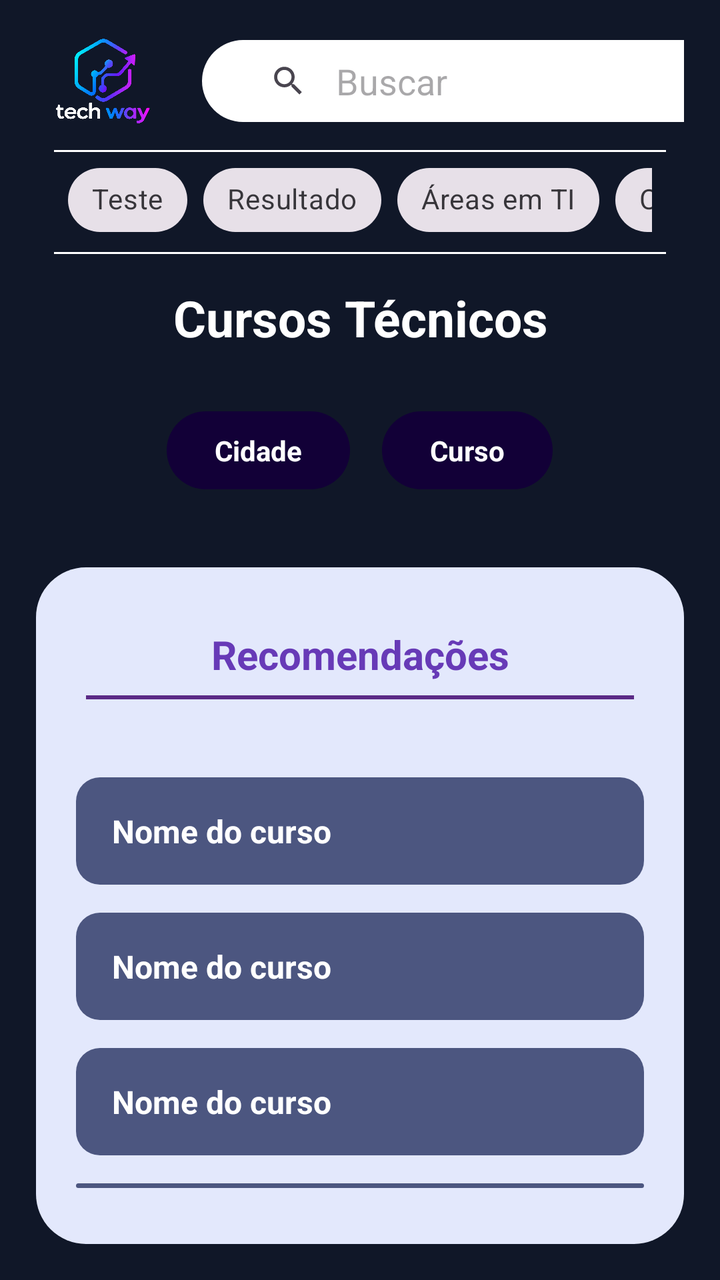
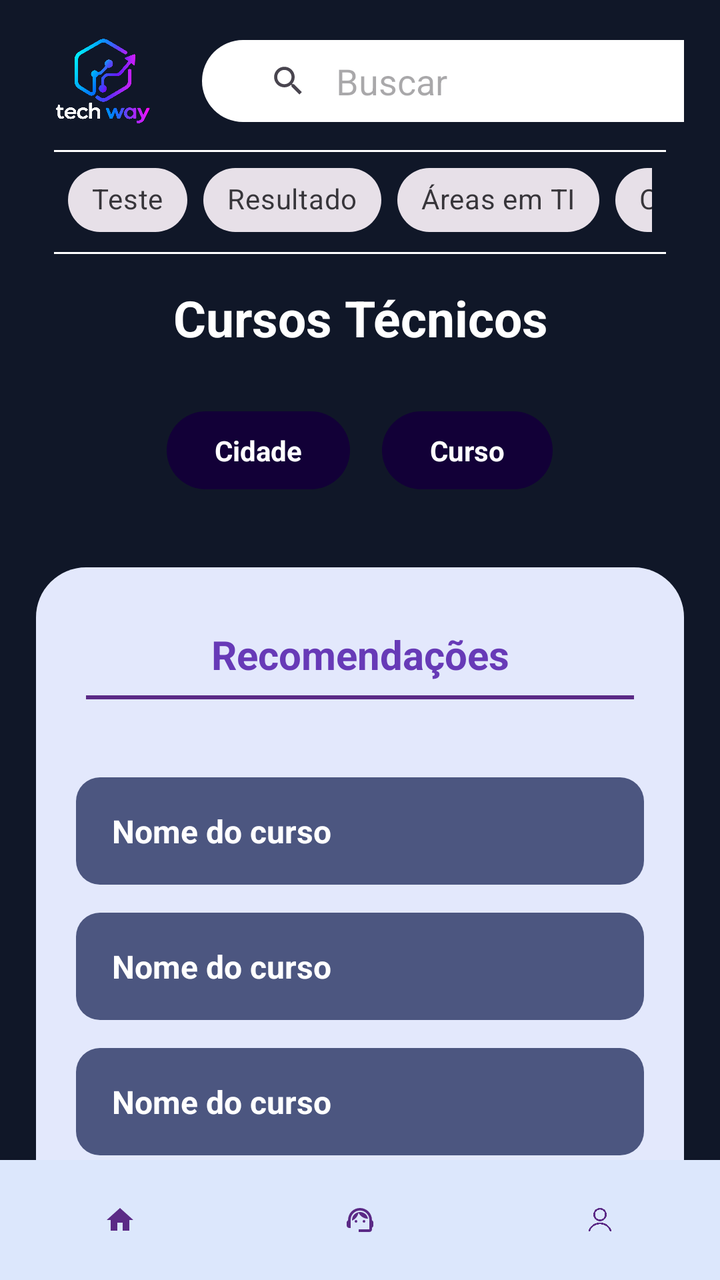

Screens rendered from an Android XML layout before and after an edit, with the pre-edit source and the edit as a unified diff.
<!-- AndroidManifest.xml: application theme Theme.TechWayTCC -->
<!-- res/layout/activity_curso_tecnico.xml -->
<?xml version="1.0" encoding="utf-8"?>
<androidx.constraintlayout.widget.ConstraintLayout xmlns:android="http://schemas.android.com/apk/res/android"
    xmlns:app="http://schemas.android.com/apk/res-auto"
    android:layout_width="match_parent"
    android:layout_height="match_parent"
    android:background="#101728"
    android:padding="18dp"
    android:orientation="vertical">

    <LinearLayout
        android:layout_width="match_parent"
        android:layout_height="match_parent"
        android:orientation="vertical"
        android:gravity="center_vertical">

        <LinearLayout
                android:layout_width="match_parent"
                android:layout_height="wrap_content"
                android:gravity="center_vertical"
                android:orientation="horizontal">

                <LinearLayout
                    android:layout_width="49dp"
                    android:layout_height="45dp"
                    android:padding="11dp"
                    android:orientation="horizontal"
                    android:layout_marginStart="9dp"
                    android:background="@drawable/logo">
                </LinearLayout>

                <LinearLayout
                    android:id="@+id/conteiner_Barra2"
                    android:layout_width="match_parent"
                    android:layout_height="41dp"
                    android:layout_marginLeft="25dp"
                    android:orientation="horizontal">
                    <androidx.appcompat.widget.SearchView

                        android:id="@+id/barra_pesquisa2"
                        android:layout_width="280dp"
                        android:layout_height="wrap_content"
                        android:background="@drawable/barra_arredondada"
                        android:gravity="center"
                        android:padding="11dp"
                        app:iconifiedByDefault="false"
                        app:queryBackground="@null"
                        app:queryHint="Buscar" />

                </LinearLayout>

            </LinearLayout>

            <View
            android:layout_width="match_parent"
            android:layout_height="1dp"
            android:layout_marginTop="12dp"
            android:layout_marginStart="9dp"
            android:layout_marginEnd="9dp"
            android:background="#FFFFFF" />

            <LinearLayout
                android:layout_width="match_parent"
                android:layout_height="wrap_content"
                android:gravity="center_vertical"
                android:orientation="horizontal">

                <HorizontalScrollView
                    android:layout_width="match_parent"
                    android:layout_height="wrap_content"
                    android:scrollbars="none"
                    android:paddingStart="16dp"
                    android:paddingEnd="16dp">

                    <com.google.android.material.chip.ChipGroup
                        android:layout_width="wrap_content"
                        android:layout_height="wrap_content"
                        android:orientation="horizontal">

                        <com.google.android.material.chip.Chip
                            android:id="@+id/chipTeste"
                            style="@style/Widget.MaterialComponents.Chip.Choice"
                            android:layout_width="wrap_content"
                            android:layout_height="wrap_content"
                            android:text="Teste" />

                        <com.google.android.material.chip.Chip
                            android:id="@+id/chipResultado"
                            style="@style/Widget.MaterialComponents.Chip.Choice"
                            android:layout_width="wrap_content"
                            android:layout_height="wrap_content"
                            android:text="Resultado" />

                        <com.google.android.material.chip.Chip
                            android:id="@+id/chipAreas"
                            style="@style/Widget.MaterialComponents.Chip.Choice"
                            android:layout_width="wrap_content"
                            android:layout_height="wrap_content"
                            android:text="Áreas em TI" />

                        <com.google.android.material.chip.Chip
                            android:id="@+id/chipCursos"
                            style="@style/Widget.MaterialComponents.Chip.Choice"
                            android:layout_width="wrap_content"
                            android:layout_height="wrap_content"
                            android:text="Cursos" />

                    </com.google.android.material.chip.ChipGroup>
                </HorizontalScrollView>

            </LinearLayout>

            <View
                android:layout_width="match_parent"
                android:layout_height="1dp"
                android:layout_marginTop="2dp"
                android:layout_marginStart="9dp"
                android:layout_marginEnd="9dp"
                android:background="#FFFFFF" />

            <TextView
                android:layout_width="wrap_content"
                android:layout_height="wrap_content"
                android:layout_margin="15dp"
                android:layout_gravity="center"
                android:text="Cursos Técnicos"
                android:gravity="center"
                android:textStyle="bold"
                android:textColor="@color/white"
                android:textSize="25sp"/>

            <LinearLayout
                android:layout_width="match_parent"
                android:layout_height="wrap_content"
                android:layout_margin="15dp"
                android:gravity="center"
                android:orientation="horizontal">

                <TextView
                    android:id="@+id/filtroCidade"
                    android:layout_width="wrap_content"
                    android:layout_height="wrap_content"
                    android:layout_marginEnd="16dp"
                    android:background="@drawable/bg_pill_filtro"
                    android:paddingStart="24dp"
                    android:paddingTop="10dp"
                    android:paddingEnd="24dp"
                    android:paddingBottom="10dp"
                    android:text="Cidade"
                    android:textColor="#FFFFFF"
                    android:textSize="14sp"
                    android:textStyle="bold" />

                <TextView
                    android:id="@+id/filtroCurso"
                    android:layout_width="wrap_content"
                    android:layout_height="wrap_content"
                    android:background="@drawable/bg_pill_filtro"
                    android:paddingStart="24dp"
                    android:paddingTop="10dp"
                    android:paddingEnd="24dp"
                    android:paddingBottom="10dp"
                    android:text="Curso"
                    android:textColor="#FFFFFF"
                    android:textSize="14sp"
                    android:textStyle="bold" />

            </LinearLayout>

        <LinearLayout
                android:layout_width="match_parent"
                android:layout_height="wrap_content"
                android:layout_marginTop="24dp"
                android:background="@drawable/fundo_arredondado"
                android:orientation="vertical"
                android:paddingStart="20dp"
                android:paddingTop="28dp"
                android:paddingEnd="20dp"
                android:paddingBottom="28dp">

                <TextView
                    android:layout_width="match_parent"
                    android:layout_height="wrap_content"
                    android:gravity="center"
                    android:text="Recomendações"
                    android:textColor="#673AB7"
                    android:textSize="20sp"
                    android:textStyle="bold"
                    android:layout_margin="2dp"/>

            <View
                android:layout_width="match_parent"
                android:layout_height="2dp"
                android:layout_marginTop="10dp"
                android:layout_marginBottom="12dp"
                android:background="#5B2A86"
                android:layout_margin="5dp"/>


                <LinearLayout
                    android:id="@+id/listaCursos"
                    android:layout_width="match_parent"
                    android:layout_height="wrap_content"
                    android:layout_marginTop="20dp"
                    android:orientation="vertical">

                    <TextView
                        android:id="@+id/curso1"
                        style="@style/BotaoCurso"
                        android:text="Nome do curso"
                        android:textStyle="bold"
                        android:textSize="16sp"/>

                    <TextView
                        android:id="@+id/curso2"
                        style="@style/BotaoCurso"
                        android:text="Nome do curso"
                        android:textStyle="bold"
                        android:textSize="16sp"/>

                    <TextView
                        android:id="@+id/curso3"
                        style="@style/BotaoCurso"
                        android:text="Nome do curso"
                        android:textStyle="bold"
                        android:textSize="16sp"/>

                    <TextView
                        android:id="@+id/curso4"
                        style="@style/BotaoCurso"
                        android:text="Nome do curso"
                        android:textStyle="bold"
                        android:textSize="16sp"/>

                    <TextView
                        android:id="@+id/curso5"
                        style="@style/BotaoCurso"
                        android:text="Nome do curso"
                        android:textStyle="bold"
                        android:textSize="16sp"/>

                    <TextView
                        android:id="@+id/curso6"
                        style="@style/BotaoCurso"
                        android:text="Nome do curso"
                        android:textStyle="bold"
                        android:textSize="16sp"/>

                </LinearLayout>

            </LinearLayout>

    </LinearLayout>

</androidx.constraintlayout.widget.ConstraintLayout>
<!-- resources referenced by this layout -->
<resources>
  <color name="white">#FFFFFFFF</color>
  <!-- drawable barra_arredondada (drawable) -->
  <?xml version="1.0" encoding="utf-8"?>
  <shape xmlns:android="http://schemas.android.com/apk/res/android"
      android:shape="rectangle">
  
      <solid android:color="@color/white"/>
      <corners android:radius="22dp"/>
  
  
  </shape>
  <!-- drawable bg_pill_filtro (drawable) -->
  <?xml version="1.0" encoding="utf-8"?>
  <shape xmlns:android="http://schemas.android.com/apk/res/android"
      android:shape="rectangle">
      <solid android:color="#120037" />
      <corners android:radius="24dp" />
  </shape>
  <!-- drawable fundo_arredondado (drawable) -->
  <shape
  
      xmlns:android="http://schemas.android.com/apk/res/android"
  
      android:shape="rectangle">
  
      <solid android:color="#E3E8FC"/>
  
      <corners android:radius="25dp"/>
  
  </shape>
  <!-- drawable logo: png bitmap (drawable, 471142 bytes) -->
  <style name="BotaoCurso">
          <item name="android:layout_width">match_parent</item>
          <item name="android:layout_height">wrap_content</item>
          <item name="android:layout_marginTop">14dp</item>
          <item name="android:background">@drawable/bg_button_curso</item>
          <item name="android:paddingStart">18dp</item>
          <item name="android:paddingTop">16dp</item>
          <item name="android:paddingEnd">10dp</item>
          <item name="android:paddingBottom">16dp</item>
          <item name="android:textColor">#FFFFFF</item>
          <item name="android:textSize">15sp</item>
          <item name="android:clickable">true</item>
          <item name="android:focusable">true</item>
      </style>
  <style name="Theme.TechWayTCC" parent="Base.Theme.TechWayTCC" />
  <!-- drawable bg_button_curso (drawable) -->
  <?xml version="1.0" encoding="utf-8"?>
  <shape xmlns:android="http://schemas.android.com/apk/res/android"
      android:shape="rectangle">
      <solid android:color="#4C5680" />
      <corners android:radius="12dp" />
  </shape>
  <style name="Base.Theme.TechWayTCC" parent="Theme.Material3.DayNight.NoActionBar">
          
          
      </style>
</resources>

<!-- the commit's change to res/layout/activity_curso_tecnico.xml (unified diff, before → after) -->
@@ -1,11 +1,17 @@
 <?xml version="1.0" encoding="utf-8"?>
-<androidx.constraintlayout.widget.ConstraintLayout xmlns:android="http://schemas.android.com/apk/res/android"
+<androidx.constraintlayout.widget.ConstraintLayout
+    xmlns:android="http://schemas.android.com/apk/res/android"
     xmlns:app="http://schemas.android.com/apk/res-auto"
     android:layout_width="match_parent"
     android:layout_height="match_parent"
     android:background="#101728"
-    android:padding="18dp"
     android:orientation="vertical">
+
+    <LinearLayout
+        android:layout_width="match_parent"
+        android:layout_height="wrap_content"
+        android:orientation="vertical"
+        android:padding="18dp">
 
     <LinearLayout
         android:layout_width="match_parent"
@@ -57,6 +63,7 @@
             android:layout_marginStart="9dp"
             android:layout_marginEnd="9dp"
             android:background="#FFFFFF" />
+
 
             <LinearLayout
                 android:layout_width="match_parent"
@@ -251,4 +258,64 @@
 
     </LinearLayout>
 
+    </LinearLayout>
+
+    <include
+        android:id="@+id/bottomNavigation"
+        layout="@layout/menu"
+        android:layout_width="match_parent"
+        android:layout_height="60dp"
+        app:layout_constraintBottom_toBottomOf="parent"
+        app:layout_constraintStart_toStartOf="parent"
+        app:layout_constraintEnd_toEndOf="parent"/>
+
+
 </androidx.constraintlayout.widget.ConstraintLayout>
+<!-- res/layout/menu.xml (included above) -->
+<?xml version="1.0" encoding="utf-8"?>
+<LinearLayout
+    xmlns:android="http://schemas.android.com/apk/res/android"
+    android:layout_width="match_parent"
+    android:layout_height="70dp"
+    android:orientation="horizontal"
+    android:gravity="center"
+    android:background="#DCE7FC"
+    >
+
+    <ImageButton
+        android:id="@+id/navHome"
+        android:layout_width="0dp"
+        android:layout_height="match_parent"
+        android:layout_weight="1"
+        android:src="@drawable/ic_home"
+        android:background="?attr/selectableItemBackgroundBorderless"
+        android:padding="22dp"
+        android:scaleType="fitCenter"
+        android:tint="#5B2A86"
+        android:contentDescription="Início"/>
+
+    <ImageButton
+        android:id="@+id/navSupport"
+        android:layout_width="0dp"
+        android:layout_height="match_parent"
+        android:layout_weight="1"
+        android:src="@drawable/ic_support"
+        android:background="?attr/selectableItemBackgroundBorderless"
+        android:padding="22dp"
+        android:scaleType="fitCenter"
+        android:tint="#5B2A86"
+        android:contentDescription="Suporte"/>
+
+    <ImageButton
+        android:id="@+id/navProfile"
+        android:layout_width="0dp"
+        android:layout_height="match_parent"
+        android:layout_weight="1"
+        android:src="@drawable/foto_perfil"
+        android:background="?attr/selectableItemBackgroundBorderless"
+        android:padding="22dp"
+        android:scaleType="fitCenter"
+        android:tint="#5B2A86"
+        android:contentDescription="Perfil"/>
+
+</LinearLayout>
<!-- resource entries referenced after the edit -->
@@ -18,6 +18,7 @@
       <solid android:color="#120037" />
       <corners android:radius="24dp" />
   </shape>
+  <!-- drawable foto_perfil: png bitmap (drawable, 258322 bytes) -->
   <!-- drawable fundo_arredondado (drawable) -->
   <shape
   
@@ -30,6 +31,24 @@
       <corners android:radius="25dp"/>
   
   </shape>
+  <!-- drawable ic_home (drawable) -->
+  <vector xmlns:android="http://schemas.android.com/apk/res/android" android:height="24dp" android:tint="#000000" android:viewportHeight="24" android:viewportWidth="24" android:width="24dp">
+        
+      <path android:fillColor="@android:color/white" android:pathData="M10,20v-6h4v6h5v-8h3L12,3 2,12h3v8z"/>
+      
+  </vector>
+  <!-- drawable ic_support (drawable) -->
+  <vector xmlns:android="http://schemas.android.com/apk/res/android" android:height="24dp" android:tint="#000000" android:viewportHeight="24" android:viewportWidth="24" android:width="24dp">
+        
+      <path android:fillColor="@android:color/white" android:pathData="M21,12.22C21,6.73 16.74,3 12,3c-4.69,0 -9,3.65 -9,9.28C2.4,12.62 2,13.26 2,14v2c0,1.1 0.9,2 2,2h1v-6.1c0,-3.87 3.13,-7 7,-7s7,3.13 7,7V19h-8v2h8c1.1,0 2,-0.9 2,-2v-1.22c0.59,-0.31 1,-0.92 1,-1.64v-2.3C22,13.14 21.59,12.53 21,12.22z"/>
+        
+      <path android:fillColor="@android:color/white" android:pathData="M9,13m-1,0a1,1 0,1 1,2 0a1,1 0,1 1,-2 0"/>
+        
+      <path android:fillColor="@android:color/white" android:pathData="M15,13m-1,0a1,1 0,1 1,2 0a1,1 0,1 1,-2 0"/>
+        
+      <path android:fillColor="@android:color/white" android:pathData="M18,11.03C17.52,8.18 15.04,6 12.05,6c-3.03,0 -6.29,2.51 -6.03,6.45c2.47,-1.01 4.33,-3.21 4.86,-5.89C12.19,9.19 14.88,11 18,11.03z"/>
+      
+  </vector>
   <!-- drawable logo: png bitmap (drawable, 471142 bytes) -->
   <style name="BotaoCurso">
           <item name="android:layout_width">match_parent</item>
